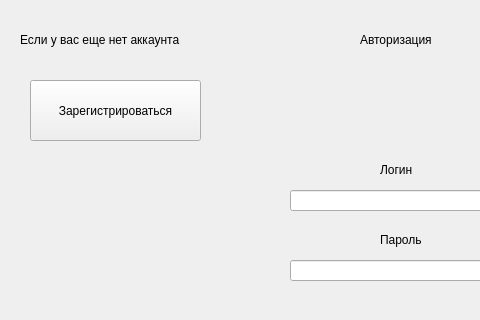
This is authorization.ui in Pogorela/pet_projects as Qt 5 draws it before an edit; both pictures show x 0 to 480 and y 0 to 320 of the 779 by 479 pixel window. The edited form follows.
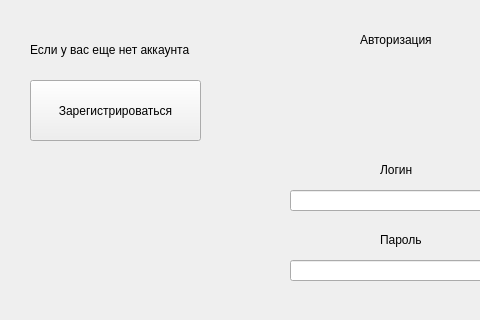
This is the edited form. The open tabs and pages were chosen to show the change.

Diff of the .ui file:
```diff
--- a/authorization.ui
+++ b/authorization.ui
@@ -5,6 +5,9 @@
   <property name="windowModality">
    <enum>Qt::WindowModality::ApplicationModal</enum>
   </property>
+  <property name="enabled">
+   <bool>true</bool>
+  </property>
   <property name="geometry">
    <rect>
     <x>0</x>
@@ -13,6 +16,18 @@
     <height>479</height>
    </rect>
   </property>
+  <property name="sizePolicy">
+   <sizepolicy hsizetype="Fixed" vsizetype="Fixed">
+    <horstretch>0</horstretch>
+    <verstretch>0</verstretch>
+   </sizepolicy>
+  </property>
+  <property name="mouseTracking">
+   <bool>false</bool>
+  </property>
+  <property name="contextMenuPolicy">
+   <enum>Qt::ContextMenuPolicy::DefaultContextMenu</enum>
+  </property>
   <property name="windowTitle">
    <string>Form</string>
   </property>
@@ -94,9 +109,9 @@
     <widget class="QLabel" name="label_4">
      <property name="geometry">
       <rect>
-       <x>20</x>
-       <y>30</y>
-       <width>221</width>
+       <x>30</x>
+       <y>40</y>
+       <width>201</width>
        <height>20</height>
       </rect>
      </property>
```
Left out of the diff: 6 changed lines with no effect on the pictures.
